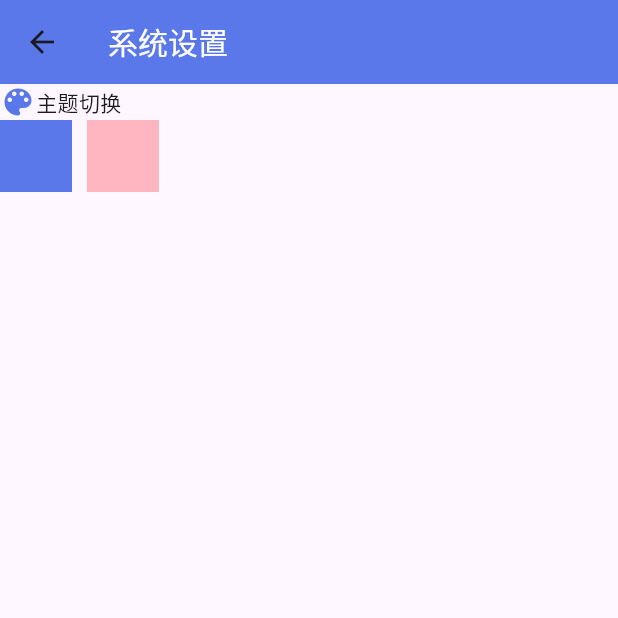
After one commit to coder-pig/van_android_getx, a Flutter app: the MainPage screen opened directly, in the side drawer, after a tap on "系统设置", on a phone screen of 412 x 824 dp, the top half of it. The commit adds this screen. Run offline on Flutter 3.47's test engine with Material 3 defaults, Android fonts, the phone set to English and light mode, and no system bars; our stand-ins replace cached_network_image, fluttertoast, get, get_storage, logger; missing offline and left inert: flutter_inappwebview; accounts and stored records are empty; generated files the repository leaves out were written again; network calls fail.

Commit message:
feat: 完成换肤+退出APP确认弹窗

```diff
--- a/lib/const/themes.dart
+++ b/lib/const/themes.dart
@@ -13,3 +13,17 @@ final ThemeData leiMuBlueTheme = ThemeData.light().copyWith(
     ),
   ),
 );
+
+const Color laMuPink = Color(0xFFFFB6C1);
+
+final ThemeData laMuPinkTheme = ThemeData.light().copyWith(
+  primaryColor: laMuPink,
+  colorScheme: ColorScheme.fromSeed(seedColor: laMuPink),
+  appBarTheme: const AppBarTheme(
+    backgroundColor: laMuPink,
+    titleTextStyle: TextStyle(
+      color: Colors.white,
+      fontSize: 20,
+    ),
+  ),
+);
--- a/lib/features/account/login_page.dart
+++ b/lib/features/account/login_page.dart
@@ -13,7 +13,7 @@ class LoginPage extends StatelessWidget {
     return Scaffold(
       appBar: AppBar(
         title: const Text('登录页', style: TextStyle(color: Colors.white)),
-        backgroundColor: Get.theme.primaryColor,
+        backgroundColor: Theme.of(context).primaryColor,
         iconTheme: const IconThemeData(color: Colors.white),
       ),
       body: Padding(
@@ -40,7 +40,7 @@ class LoginPage extends StatelessWidget {
             const SizedBox(height: 20.0),
             MaterialButton(
               onPressed: vm.login,
-              color: Get.theme.primaryColor,
+              color: Theme.of(context).primaryColor,
               padding: const EdgeInsets.symmetric(vertical: 16.0),
               child: const Text('登录', style: TextStyle(color: Colors.white)),
             ),
--- a/lib/features/account/register_page.dart
+++ b/lib/features/account/register_page.dart
@@ -11,7 +11,7 @@ class RegisterPage extends StatelessWidget {
     return Scaffold(
       appBar: AppBar(
         title: const Text('注册页', style: TextStyle(color: Colors.white)),
-        backgroundColor: Get.theme.primaryColor,
+        backgroundColor: Theme.of(context).primaryColor,
         iconTheme: const IconThemeData(color: Colors.white),
       ),
       body: Padding(
@@ -47,7 +47,7 @@ class RegisterPage extends StatelessWidget {
             const SizedBox(height: 20.0),
             MaterialButton(
               onPressed: vm.register,
-              color: Get.theme.primaryColor,
+              color: Theme.of(context).primaryColor,
               textColor: Colors.white,
               padding: const EdgeInsets.symmetric(vertical: 16.0),
               child: const Text('注册'),
--- a/lib/features/browser/browser_page.dart
+++ b/lib/features/browser/browser_page.dart
@@ -30,7 +30,7 @@ class BrowserPage extends StatelessWidget {
     var isLoading = true.obs; // 网页是否正在加载中
     return Scaffold(
       appBar: AppBar(
-        backgroundColor: Get.theme.primaryColor,
+        backgroundColor: Theme.of(context).primaryColor,
         title: const Text('Van ♂ Android'),
         leading: IconButton(
           icon: const Icon(Icons.arrow_back, color: Colors.white),
--- a/lib/features/home/pages/drawer_page.dart
+++ b/lib/features/home/pages/drawer_page.dart
@@ -3,6 +3,7 @@ import 'package:get/get.dart';
 import 'package:van_android_getx/features/account/account_vm.dart';
 import 'package:van_android_getx/features/account/login_page.dart';
 import 'package:van_android_getx/features/home/vm/drawer_vm.dart';
+import 'package:van_android_getx/features/setting/setting_page.dart';
 
 class DrawerPage extends StatelessWidget {
   const DrawerPage({super.key});
@@ -16,8 +17,8 @@ class DrawerPage extends StatelessWidget {
         padding: EdgeInsets.zero,
         children: <Widget>[
           DrawerHeader(
-            decoration: const BoxDecoration(
-              color: Color(0xFF5A78EA),
+            decoration: BoxDecoration(
+              color: Theme.of(context).primaryColor,
             ),
             child: Column(
               children: [
@@ -49,9 +50,12 @@ class DrawerPage extends StatelessWidget {
                 title: Text('我的积分：【${accountVM.accountInfo.value?.coinCount ?? "点击刷新"}】'),
                 onTap: drawerVm.fetchCoin,
               )),
-          const ListTile(
-            leading: Icon(Icons.settings),
-            title: Text('系统设置'),
+          ListTile(
+            leading: const Icon(Icons.settings),
+            title: const Text('系统设置'),
+            onTap: () {
+              Get.to(const SettingPage());
+            },
           ),
           Obx(() => Visibility(
               visible: accountVM.accountInfo.value != null,
--- a/lib/features/main/main_page.dart
+++ b/lib/features/main/main_page.dart
@@ -1,4 +1,5 @@
 import 'package:flutter/material.dart';
+import 'package:van_android_getx/widgets/loading_dialog.dart';
 
 import '../home/pages/drawer_page.dart';
 import 'widget/index_bottom_bar_widget.dart';
@@ -9,7 +10,9 @@ class MainPage extends StatelessWidget {
 
   @override
   Widget build(BuildContext context) {
-    return Scaffold(
+    return WillPopScope(
+        onWillPop: showExitConfirmDialog,
+        child: Scaffold(
             appBar: AppBar(title: const Text("Van ♂ Android")),
             body: const Column(
               children: [
@@ -17,6 +20,6 @@ class MainPage extends StatelessWidget {
                 IndexBottomBarWidget(),
               ],
             ),
-        drawer: const DrawerPage());
+            drawer: const DrawerPage()));
   }
 }
--- a/lib/features/main/widget/index_bottom_bar_widget.dart
+++ b/lib/features/main/widget/index_bottom_bar_widget.dart
@@ -16,7 +16,7 @@ class IndexBottomBarWidget extends StatelessWidget {
             vm.mainPageController.jumpToPage(index);
           },
           // 选中时的颜色
-          selectedItemColor: Get.theme.primaryColor,
+          selectedItemColor: Theme.of(context).primaryColor,
           // 未选中时的颜色
           unselectedItemColor: Colors.grey,
           // 选中的label是否展示
--- /dev/null
+++ b/lib/features/setting/setting_page.dart
@@ -0,0 +1,48 @@
+import 'package:flutter/material.dart';
+import 'package:get/get.dart';
+import 'package:van_android_getx/const/themes.dart';
+import 'package:van_android_getx/theme_vm.dart';
+
+class SettingPage extends StatelessWidget {
+  const SettingPage({super.key});
+
+  @override
+  Widget build(BuildContext context) {
+    final vm = Get.find<ThemeVM>();
+    return Scaffold(
+      appBar: AppBar(
+        title: const Text('系统设置'),
+      ),
+      body: Column(
+        children: [
+          Row(
+            children: [
+              Icon(
+                Icons.color_lens,
+                color: Theme.of(context).primaryColor,
+              ),
+              const Text("主题切换")
+            ],
+          ),
+          Row(
+            children: [
+              GestureDetector(
+                child: Container(width: 48, height: 48, color: leiMuBlue),
+                onTap: () {
+                  vm.changeTheme(leiMuBlueTheme);
+                },
+              ),
+              const SizedBox(width: 10),
+              GestureDetector(
+                child: Container(width: 48, height: 48, color: laMuPink),
+                onTap: () {
+                  vm.changeTheme(laMuPinkTheme);
+                },
+              ),
+            ],
+          )
+        ],
+      ),
+    );
+  }
+}
--- a/lib/main.dart
+++ b/lib/main.dart
@@ -2,10 +2,12 @@ import 'package:flutter/material.dart';
 import 'package:get/get.dart';
 import 'package:get_storage/get_storage.dart';
 import 'package:van_android_getx/features/main/main_bindings.dart';
+import 'package:van_android_getx/theme_vm.dart';
 import 'features/main/main_page.dart';
-import 'package:van_android_getx/const/themes.dart';
 
 void main() async {
   await GetStorage.init(); // 初始化GetStorage
-  runApp(GetMaterialApp(theme: leiMuBlueTheme, initialBinding: MainBindings(), home: const MainPage()));
+  final themeVM = Get.put(ThemeVM());
+  runApp(Obx(
+      () => GetMaterialApp(theme: themeVM.currentTheme.value, initialBinding: MainBindings(), home: const MainPage())));
 }
--- /dev/null
+++ b/lib/theme_vm.dart
@@ -0,0 +1,11 @@
+import 'package:flutter/material.dart';
+import 'package:get/get.dart';
+import 'package:van_android_getx/const/themes.dart';
+
+class ThemeVM extends GetxController {
+  var currentTheme = leiMuBlueTheme.obs;
+
+  void changeTheme(ThemeData theme) {
+    currentTheme.value = theme;
+  }
+}
```
Also changed, not shown: lib/features/other/study_system_page.dart (+4 -3 lines), lib/widgets/loading_dialog.dart (+20 -0 lines). Lines whose indentation alone changed are shown as unchanged.
